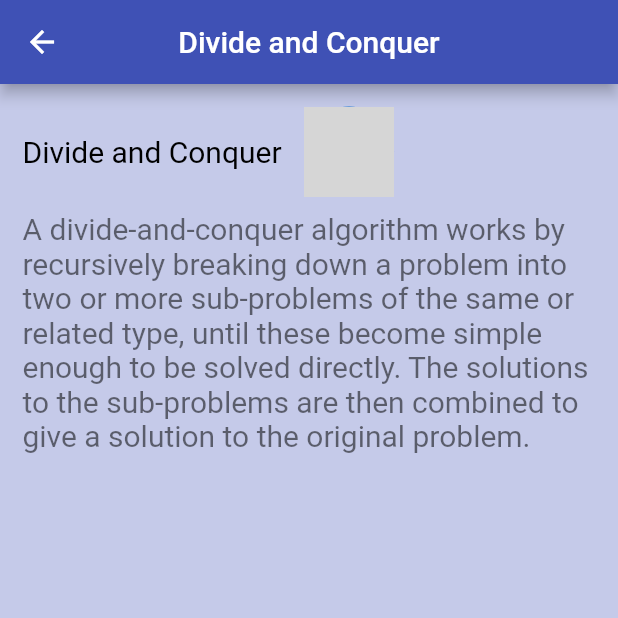
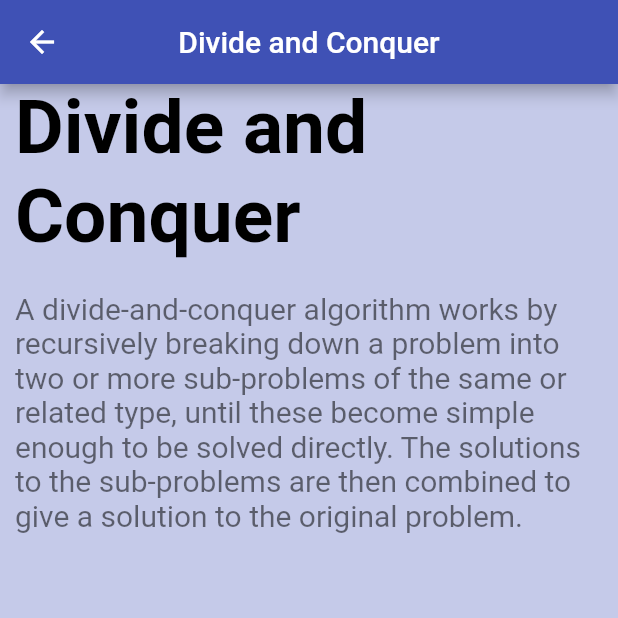
Before and after one commit to Natashamehta23/Algorithms_APP, a Flutter app: the screen it shows after launch, after a tap on "Divide and Conquer", on a phone screen of 412 x 824 dp, the top half of it. Run offline on Flutter 3.47's test engine with Material 2 defaults, Android fonts, the phone set to English and light mode, and no system bars; network calls fail; statements that could not run were skipped; grey boxes are pictures that could not be loaded.

Commit message:
Second commit

```diff
--- a/lib/DatabasesForTech/Details.dart
+++ b/lib/DatabasesForTech/Details.dart
@@ -19,26 +19,32 @@ class Divide extends StatefulWidget {
 class _DivideState extends State<Divide> {
 
   Widget _description(BuildContext context){
-    return new Container(
-      padding: const EdgeInsets.all(15.0),
+    return SafeArea(
+      child: new Container(
+        alignment: Alignment.topCenter,
+        padding: const EdgeInsets.only(left: 10.0,right: 10.0),
         child: ListView(
             children: <Widget>[
-            Row(
+              Wrap(
                   children: <Widget>[
-                new Text(
-                  widget.techniques.name,
+                    new RichText(
+                      text:TextSpan(
+                        text:                      widget.techniques.name,
                         style: new TextStyle(
-                      fontSize: 20.0,
-                      color: Colors.black
-                  ),),
+                            fontSize: 50.0,
+                            color: Colors.black,
+                            fontWeight: FontWeight.bold
+                        ),
+                      )
+                    ),
                     SizedBox(
                       height: 10.0,
                       width: 15.0,
                     ),
-                new Hero(tag: widget.avatar, child: new CircleAvatar(
-                  backgroundImage: new NetworkImage(widget.techniques.image_url),
-                  radius: 30.0,
-                )),
+//                  new Hero(tag: widget.avatar, child: new CircleAvatar(
+//                    backgroundImage: new NetworkImage(widget.techniques.image_url),
+//                    radius: 30.0,
+//                  )),
                   ],
               ),
               SizedBox(
@@ -51,6 +57,7 @@ class _DivideState extends State<Divide> {
                   color: Colors.black54,
                 ),)
             ],
+          ),
         ),
     );
   }
--- a/lib/Design/HomeSite.dart
+++ b/lib/Design/HomeSite.dart
@@ -37,16 +37,26 @@ class _HomeFinalState extends State<HomeFinal> {
   }
 
   Widget _buildBody() {
+    Orientation orientation =MediaQuery.of(context).orientation;
     return Container(
       margin: const EdgeInsets.all(5.0),
-      child: new Column(
+      child: (orientation == Orientation.portrait)
+        ? Column(
         children: <Widget>[
           new Image(
             image: new AssetImage("assets/algopic.jpg"),
           ),
           _getListViewWidget(),
         ],
-      ),
+      )
+      : Row(
+        children: <Widget>[
+          new Image(
+            image: new AssetImage("assets/algopic.jpg"),
+          ),
+          _getListViewWidget(),
+        ],
+    ),
     );
   }
 
--- a/lib/main.dart
+++ b/lib/main.dart
@@ -4,10 +4,10 @@ import 'Design/HomeTechniques.dart';
 
 void main(){
   runApp(MyApp());
-  SystemChrome.setPreferredOrientations([
-    DeviceOrientation.portraitUp,
-    DeviceOrientation.portraitDown,
-  ]);
+//  SystemChrome.setPreferredOrientations([
+//    DeviceOrientation.portraitUp,
+//    DeviceOrientation.portraitDown,
+//  ]);
 }
 
 class MyApp extends StatelessWidget {
@@ -28,8 +28,10 @@ class MyHomePage extends StatelessWidget {
 
   @override
   Widget build(BuildContext context) {
-    return Scaffold(
-      body: new Home(),
+    return SafeArea(
+      child: Scaffold(
+        body: new Home(),
+      ),
     );
   }
 }
```
Also changed, not shown: lib/Design/Algorithms.dart (+21 -5 lines). Lines whose indentation alone changed are shown as unchanged.
